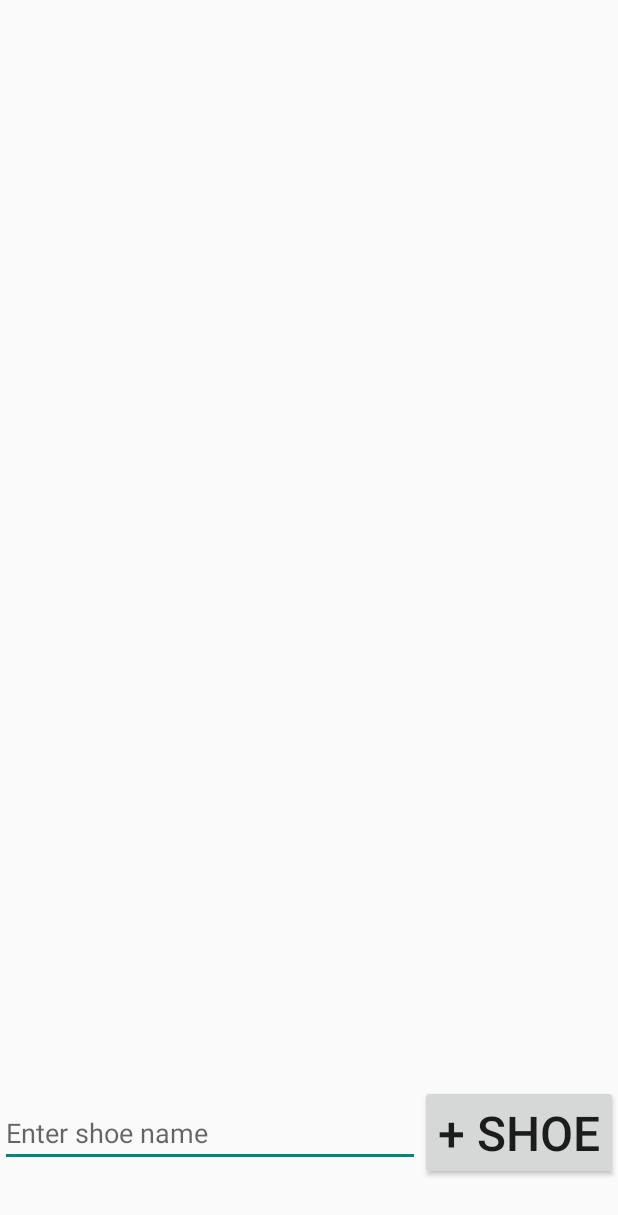
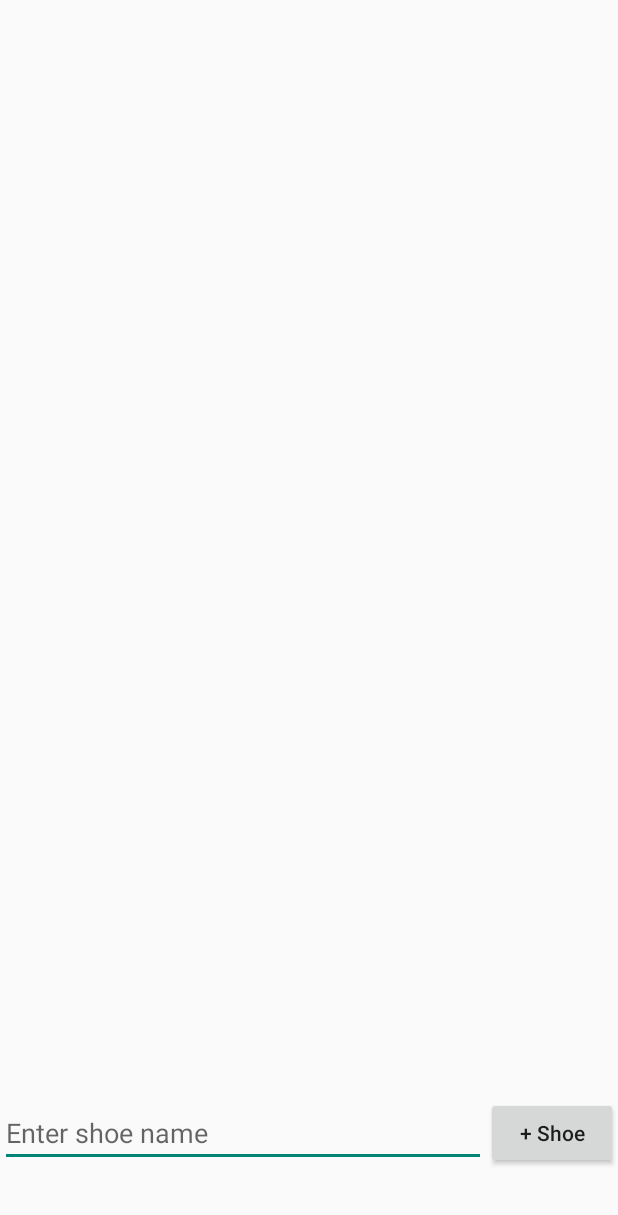
Before and after one commit to edjmore/Sneakerz-Android, an Android app: the screen it shows after launch (MainActivity), on a phone screen of 412 x 824 dp. Shown: the top 1215 px of the screen. Run offline under Robolectric (Android 15) with nearby library versions, the phone set to English and light mode, and no system bars.

Commit message:
Minor GUI changes

```diff
--- a/app/src/main/res/layout/main_activity.xml
+++ b/app/src/main/res/layout/main_activity.xml
@@ -29,7 +29,7 @@
             android:layout_width="wrap_content"
             android:layout_height="wrap_content"
             android:text="@string/add_shoe"
-            android:textSize="32sp" />
+            android:textAllCaps="false" />
     </LinearLayout>
 
 </LinearLayout>
--- a/app/src/main/res/layout/shoe_item.xml
+++ b/app/src/main/res/layout/shoe_item.xml
@@ -9,7 +9,7 @@
     <ImageView
         android:id="@+id/shoe_item_image"
         android:layout_width="0dp"
-        android:layout_height="match_parent"
+        android:layout_height="wrap_content"
         android:layout_weight="1"
         android:background="@color/white"
         android:scaleType="centerInside"
@@ -18,7 +18,7 @@
     <TextView
         android:id="@+id/shoe_item_name"
         android:layout_width="0dp"
-        android:layout_height="match_parent"
+        android:layout_height="wrap_content"
         android:layout_weight="2.5"
         android:gravity="center_vertical"
         android:padding="16dp"
```
